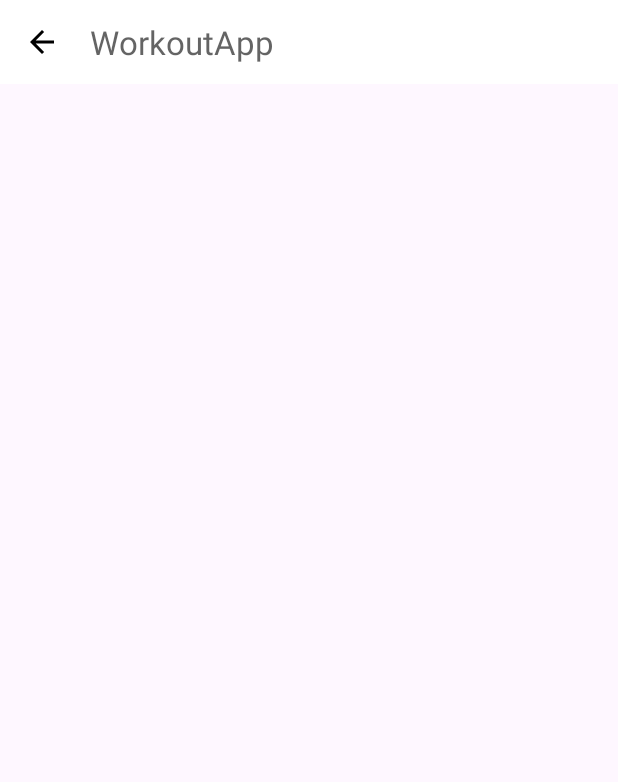
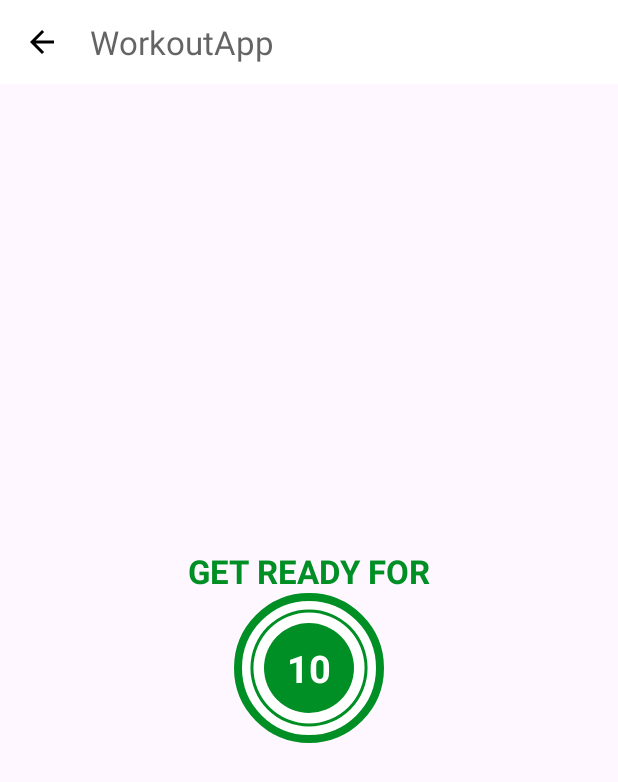
Before and after one commit to Dipan-17/13.WorkoutApp, an Android app: the ExerciseActivity screen opened directly, with no data from a screen before it, on a phone screen of 412 x 824 dp. Shown: the top 782 px of the screen. Run offline under Robolectric (Android 15) with nearby library versions, the phone set to English and light mode, and no system bars.

Commit message:
Custom Progress bar added

```diff
--- /dev/null
+++ b/app/src/main/res/drawable/circular_progress_bar.xml
@@ -0,0 +1,18 @@
+<?xml version="1.0" encoding="utf-8"?>
+<layer-list xmlns:android="http://schemas.android.com/apk/res/android">
+    <item>
+        <shape
+            android:shape="ring"
+            android:innerRadiusRatio="2.7"
+            android:thicknessRatio="50"
+            android:useLevel="true"
+
+            >
+            <solid android:color="@color/colorAccent" />
+
+
+
+            </shape>
+
+    </item>
+</layer-list>
--- /dev/null
+++ b/app/src/main/res/drawable/circular_progress_bar_gray.xml
@@ -0,0 +1,18 @@
+<?xml version="1.0" encoding="utf-8"?>
+<layer-list xmlns:android="http://schemas.android.com/apk/res/android">
+    <item>
+        <shape
+            android:shape="ring"
+            android:innerRadiusRatio="2.7"
+            android:thicknessRatio="50"
+            android:useLevel="true"
+
+            >
+            <solid android:color="@color/lightGrey" />
+
+
+
+            </shape>
+
+    </item>
+</layer-list>
--- /dev/null
+++ b/app/src/main/res/drawable/item_circular_color_accent_background.xml
@@ -0,0 +1,8 @@
+<?xml version="1.0" encoding="utf-8"?>
+<shape xmlns:android="http://schemas.android.com/apk/res/android"
+    android:shape="oval"
+    >
+
+    <solid android:color="@color/colorAccent"/>
+
+</shape>
--- a/app/src/main/res/layout/activity_exercise.xml
+++ b/app/src/main/res/layout/activity_exercise.xml
@@ -1,5 +1,5 @@
 <?xml version="1.0" encoding="utf-8"?>
-<RelativeLayout xmlns:android="http://schemas.android.com/apk/res/android"
+<androidx.constraintlayout.widget.ConstraintLayout xmlns:android="http://schemas.android.com/apk/res/android"
     xmlns:app="http://schemas.android.com/apk/res-auto"
     xmlns:tools="http://schemas.android.com/tools"
     android:layout_width="match_parent"
@@ -8,6 +8,10 @@
 
     <androidx.appcompat.widget.Toolbar
         android:id="@+id/toolBar_exercise"
+
+        app:layout_constraintTop_toTopOf="parent"
+        app:layout_constraintLeft_toLeftOf="parent"
+
         android:layout_width="match_parent"
         android:layout_height="?android:attr/actionBarSize"
 
@@ -16,4 +20,81 @@
         app:titleTextColor="@color/colorPrimary"
         />
 
-</RelativeLayout>
+    <TextView
+        android:id="@+id/tcTitle"
+
+        app:layout_constraintEnd_toEndOf="parent"
+        app:layout_constraintStart_toStartOf="parent"
+        app:layout_constraintBottom_toTopOf="@+id/flProgressBar"
+
+        android:layout_width="wrap_content"
+        android:layout_height="wrap_content"
+        android:text="GET READY FOR"
+        android:textSize="@dimen/default_button_text_size"
+        android:textColor="@color/colorAccent"
+        android:textStyle="bold"
+        />
+
+    <FrameLayout
+        android:id="@+id/flProgressBar"
+        android:layout_width="100dp"
+        android:layout_height="100dp"
+        android:layout_marginTop="10dp"
+
+        app:layout_constraintEnd_toEndOf="parent"
+        app:layout_constraintStart_toStartOf="parent"
+        app:layout_constraintBottom_toBottomOf="parent"
+        app:layout_constraintTop_toBottomOf="@+id/toolBar_exercise"
+
+
+        android:background="@drawable/item_circular_color_accent_border"
+        >
+
+        <ProgressBar
+            android:id="@+id/ProgressBar"
+            android:layout_width="100dp"
+            android:layout_height="100dp"
+
+            style="?android:progressBarStyleHorizontal"
+            android:layout_gravity="center"
+
+            android:background="@drawable/circular_progress_bar_gray"
+            android:progressDrawable="@drawable/circular_progress_bar"
+            android:indeterminate="false"
+
+
+            android:max="10"
+            android:progress="100"
+            android:rotation="-90" />
+
+        <LinearLayout
+            android:layout_width="60dp"
+            android:layout_height="60dp"
+            android:layout_gravity="center"
+            android:gravity="center"
+            android:background="@drawable/item_circular_color_accent_background"
+            >
+
+            <TextView
+                android:id="@+id/tvTimer"
+                android:layout_width="wrap_content"
+                android:layout_height="wrap_content"
+                android:textColor="@color/white"
+                android:textSize="25sp"
+                android:textStyle="bold"
+                android:text="10"
+                >
+
+            </TextView>
+
+
+        </LinearLayout>
+
+
+
+
+    </FrameLayout>
+
+
+
+</androidx.constraintlayout.widget.ConstraintLayout>
```
